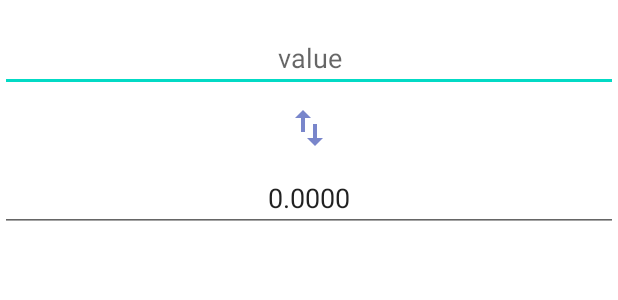
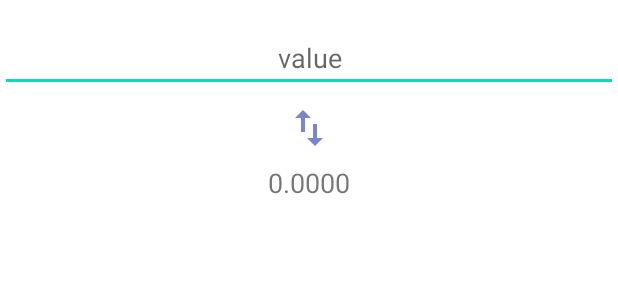
Before and after one commit to aakumykov/CurrencyConverter, an Android app: the layout converter_dialog.xml on its own in the app's theme, with its tools: preview values and no code run, on a phone screen of 412 x 824 dp. Shown: the top 300 px of the screen. Run offline under Robolectric (Android 15) with nearby library versions, the light colour scheme and no system bars.

```diff
--- a/app/src/main/res/layout/converter_dialog.xml
+++ b/app/src/main/res/layout/converter_dialog.xml
@@ -33,7 +33,7 @@
         android:layout_height="48dp"
         app:srcCompat="@drawable/ic_exchange" />
 
-    <EditText
+    <TextView
         android:id="@+id/secondCurrencyAmount"
         android:layout_width="match_parent"
         android:layout_height="wrap_content"
@@ -41,7 +41,8 @@
         android:ems="10"
         android:inputType="number"
         android:text="0.0000"
-        android:textAlignment="center" />
+        android:textAlignment="center"
+        android:textSize="18sp" />
 
     <Spinner
         android:id="@+id/secondCurrencySelector"
```
Also changed, not shown: app/src/main/java/com/github/aakumykov/cc/ConverterDialogFragment.java (+6 -4 lines), app/src/main/java/com/github/aakumykov/cc/CustomArrayAdapter.java (+13 -16 lines).
